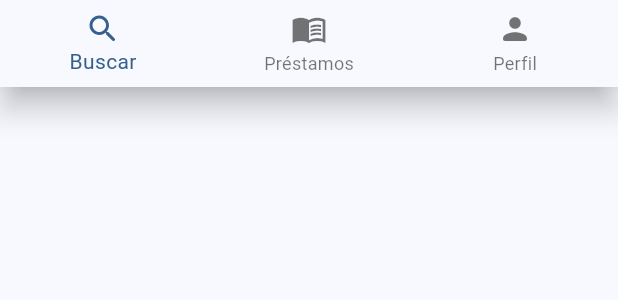
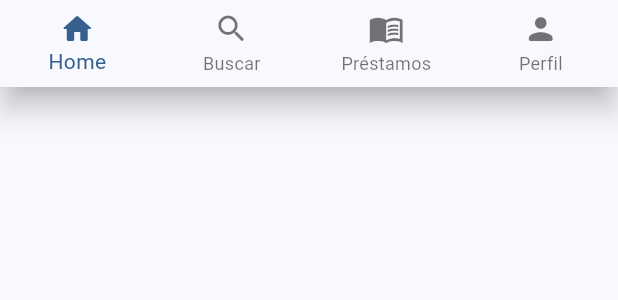
Before and after one commit to BiblioTechHub/biblio_tech_hub, a Flutter app: the CustomBottomNavigation widget shown alone on an empty page, opened directly, on a phone screen of 412 x 824 dp. Shown: the top 300 px of the screen. Run offline on Flutter 3.47's test engine with Material 2 defaults, Android fonts, the phone set to English and light mode, and no system bars; our stand-ins replace equatable, firebase_auth, firebase_core, flutter_bloc, go_router, google_sign_in; accounts and stored records are empty.

Commit message:
router solutions

```diff
--- a/lib/config/router/app_router.dart
+++ b/lib/config/router/app_router.dart
@@ -6,21 +6,22 @@ import 'package:biblio_tech_hub/presentation/screens/search_screen.dart';
 import 'package:go_router/go_router.dart';
 
 final appRouter = GoRouter(
+  initialLocation: '/home',
   routes: [
     GoRoute(
-      path: '/',
+      path: '/home',
       builder: (context, state) => const HomeScreen(),
       routes: [
         GoRoute(
-          path: '/search',
+          path: 'search',
           builder: (context, state) => const SearchScreen(),
         ),
         GoRoute(
-          path: '/loan',
+          path: 'loan',
           builder: (context, state) => const LoanScreen(),
         ),
         GoRoute(
-          path: '/profile',
+          path: 'profile',
           builder: (context, state) => const ProfileScreen(),
         ),
       ]
--- a/lib/presentation/screens/sign_in_screen.dart
+++ b/lib/presentation/screens/sign_in_screen.dart
@@ -57,7 +57,7 @@ class GuestButton extends StatelessWidget {
       onPressed: () {
         //TODO
         context.read<UserCubit>().signIn(null, false);
-        context.go('/');
+        context.go('/home');
       },
     );
   }
@@ -91,7 +91,7 @@ class SignInGoogleButton extends StatelessWidget {
         User? user = await GoogleServices.signIn();
         if(context.mounted && user != null){
           context.read<UserCubit>().signIn(user, true);
-          context.go('/');
+          context.go('/home');
         }
       },
     );
--- a/lib/presentation/widgets/bottom_navigation_bar.dart
+++ b/lib/presentation/widgets/bottom_navigation_bar.dart
@@ -9,15 +9,19 @@ class CustomBottomNavigation extends StatelessWidget {
   void onItemTapped( BuildContext context, int index ) {
     switch(index) {
       case 0:
-        context.go('/search');
+        context.go('/home');
         break;
 
       case 1:
-        context.go('/loan');
+        context.go('/home/search');
         break;
 
       case 2:
-        context.go('/profile');
+        context.go('/home/loan');
+        break;
+
+      case 3:
+        context.go('/home/profile');
         break;
     }
   }
@@ -26,7 +30,12 @@ class CustomBottomNavigation extends StatelessWidget {
   Widget build(BuildContext context) {
     return BottomNavigationBar(
       onTap: (value) => onItemTapped(context, value),
+      type: BottomNavigationBarType.fixed,
       items: const [
+        BottomNavigationBarItem(
+          icon: Icon(Icons.home_rounded),
+          label: 'Home'
+        ),
         BottomNavigationBarItem(
           icon: Icon(Icons.search_rounded),
           label: 'Buscar'
```
